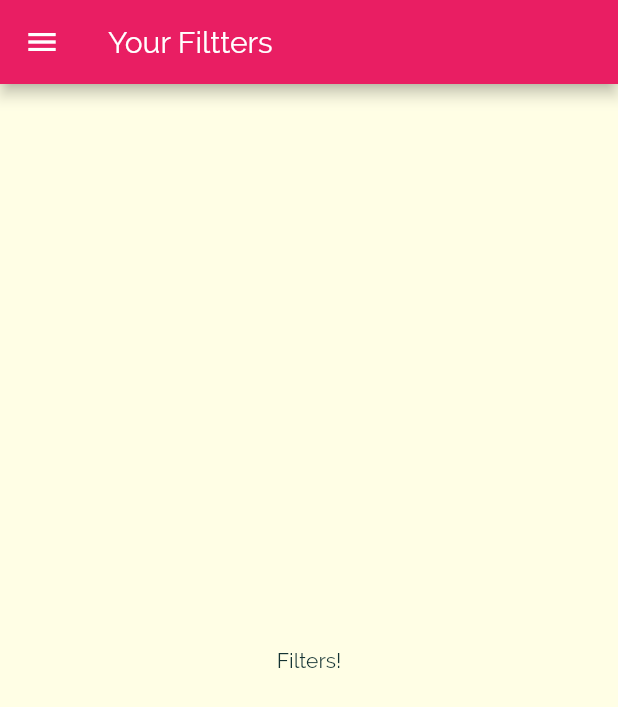
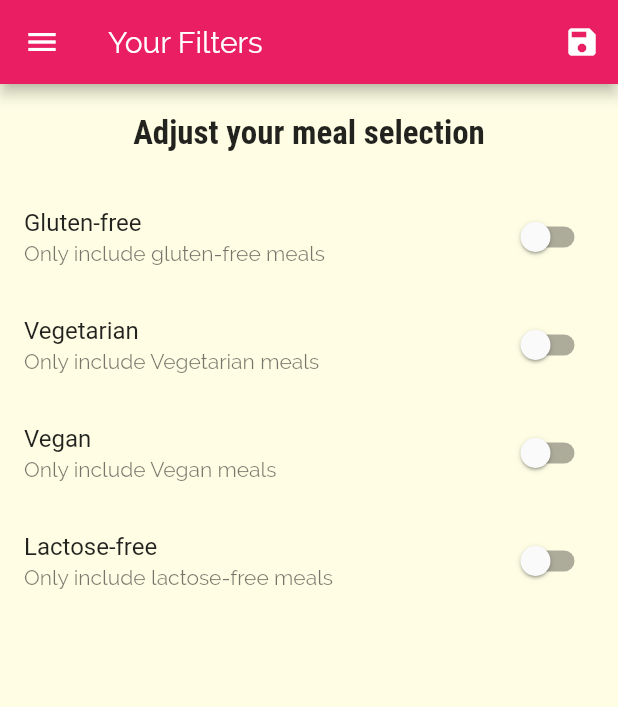
Before and after one commit to robelseyoum/Meal-App-Flutter, a Flutter app: the FiltersScreen screen opened by its route, on a phone screen of 412 x 824 dp. Shown: the top 707 px of the screen. Run offline on Flutter 3.47's test engine with Material 2 defaults, Android fonts, the phone set to English and light mode, and no system bars.

Commit message:
filter the meals feature done

```diff
--- a/lib/main.dart
+++ b/lib/main.dart
@@ -1,4 +1,6 @@
 import 'package:flutter/material.dart';
+import 'package:meal_shop/dummy_data.dart';
+import 'package:meal_shop/models/meal.dart';
 import 'package:meal_shop/screens/category_meals_detial_screen.dart';
 import 'package:meal_shop/screens/filiters_screen.dart';
 import 'package:meal_shop/screens/meal_detail_screen.dart';
@@ -10,8 +12,52 @@ void main() {
   runApp(MyApp());
 }
 
-class MyApp extends StatelessWidget {
+class MyApp extends StatefulWidget {
   // This widget is the root of your application.
+  @override
+  _MyAppState createState() => _MyAppState();
+}
+
+class _MyAppState extends State<MyApp> {
+
+  List<Meal> _availableMeals = DUMMY_MEALS;
+
+  Map<String, bool> _filters = {
+    'gluten': false,
+    'lactose': false,
+    'vegan': false,
+    'vegetarian': false,
+  };
+  //we have to pass false if don't want to include certain item in the new generated list
+  void _setFilters(Map<String, bool> filterData){
+    setState(() {
+      _filters = filterData;
+
+      _availableMeals = DUMMY_MEALS.where((meal) {
+
+        if(_filters['gluten'] && !meal.isGlutenFree){
+          return false;
+        }
+
+        if(_filters['lactose'] && !meal.isGlutenFree){
+          return false;
+        }
+
+        if(_filters['vegan'] && !meal.isGlutenFree){
+          return false;
+        }
+
+        if(_filters['vegetarian'] && !meal.isGlutenFree){
+          return false;
+        }
+
+        return true;
+
+      }).toList();
+    });
+  }
+
+
   @override
   Widget build(BuildContext context) {
     return MaterialApp(
@@ -39,9 +85,9 @@ class MyApp extends StatelessWidget {
       initialRoute: '/',
       routes: {
         '/': (context) => TabsScreen(),
-        CategoryMealsScreen.routeName: (cxt) => CategoryMealsScreen(),
+        CategoryMealsScreen.routeName: (cxt) => CategoryMealsScreen(_availableMeals),
         MealDetailScreen.routeName: (cxt) => MealDetailScreen(),
-        FiltersScreen.routeName: (ctx) => FiltersScreen(),
+        FiltersScreen.routeName: (ctx) => FiltersScreen(_filters, _setFilters),
       },
       onUnknownRoute: (settings){
         return MaterialPageRoute(builder: (ctx) => CategoriesScreen());
--- a/lib/screens/category_meals_detial_screen.dart
+++ b/lib/screens/category_meals_detial_screen.dart
@@ -1,10 +1,12 @@
 import 'package:flutter/material.dart';
 import 'package:meal_shop/models/meal.dart';
 import 'package:meal_shop/widgets/meal_item.dart';
-import '../dummy_data.dart';
 
 class CategoryMealsScreen extends StatefulWidget {
   static const routeName = '/category-meals';
+  final List<Meal> availableMeals;
+
+  CategoryMealsScreen(this.availableMeals);
 
   @override
   _CategoryMealsScreenState createState() => _CategoryMealsScreenState();
@@ -29,7 +31,7 @@ class _CategoryMealsScreenState extends State<CategoryMealsScreen> {
       ModalRoute.of(context).settings.arguments as Map<String, String>;
       categoryTitle = routeArgs['title'];
       final categoryId = routeArgs['id'];
-      displayedMeals = DUMMY_MEALS.where((meal) {
+      displayedMeals = widget.availableMeals.where((meal) {
         return meal.categories.contains(categoryId);
       }).toList();
       _loadedInitData = true;
--- a/lib/screens/filiters_screen.dart
+++ b/lib/screens/filiters_screen.dart
@@ -1,18 +1,127 @@
 import 'package:flutter/material.dart';
 import 'package:meal_shop/widgets/main_drawer.dart';
 
-class FiltersScreen extends StatelessWidget {
+class FiltersScreen extends StatefulWidget {
   static const routeName = '/filters';
+
+  final Function saveFilters;
+  final Map<String, bool> currentFilter;
+
+  FiltersScreen(this.currentFilter, this.saveFilters);
+
+  @override
+  _FiltersScreenState createState() => _FiltersScreenState();
+}
+
+class _FiltersScreenState extends State<FiltersScreen> {
+  var _glutenFree = false;
+  var _vegetarian = false;
+  var _vegan = false;
+  var _lactoseFree = false;
+
+  @override
+  initState(){
+    _glutenFree = widget.currentFilter['gluten'];
+    _vegetarian = widget.currentFilter['vegetarian'];
+    _vegan = widget.currentFilter['vegan'];
+    _lactoseFree = widget.currentFilter['lactose'];
+    super.initState();
+  }
+
+  Widget _buildSwitchListTitle(
+    String title,
+    String description,
+    bool currentValue,
+    Function updateValue,
+  ) {
+    return SwitchListTile(
+        title: Text(title),
+        value: currentValue,
+        subtitle: Text(description),
+        onChanged: updateValue);
+  }
 
   @override
   Widget build(BuildContext context) {
     return Scaffold(
       appBar: AppBar(
-        title: Text('Your Filtters'),
+        title: Text('Your Filters'),
+        actions: [
+          IconButton(
+            icon: Icon(Icons.save),
+            onPressed: () {
+              final selectedFilters = {
+                'gluten': _glutenFree,
+                'lactose': _lactoseFree,
+                'vegan': _vegan,
+                'vegetarian': _vegetarian,
+              };
+              widget.saveFilters(selectedFilters);
+            },
+          )
+        ],
       ),
       drawer: MainDrawer(),
-      body: Center(
-        child: Text('Filters!'),
+      body: Column(
+        children: [
+          Container(
+            padding: EdgeInsets.all(20),
+            child: Text(
+              'Adjust your meal selection',
+              style: Theme.of(context).textTheme.title,
+            ),
+          ),
+          Expanded(
+            child: ListView(
+              children: [
+                ////
+                _buildSwitchListTitle(
+                  'Gluten-free',
+                  'Only include gluten-free meals',
+                  _glutenFree,
+                  (newValue) {
+                    setState(() {
+                      _glutenFree = newValue;
+                    });
+                  },
+                ),
+                //
+                _buildSwitchListTitle(
+                  'Vegetarian',
+                  'Only include Vegetarian meals',
+                  _vegetarian,
+                  (newValue) {
+                    setState(() {
+                      _vegetarian = newValue;
+                    });
+                  },
+                ),
+                //
+                _buildSwitchListTitle(
+                  'Vegan',
+                  'Only include Vegan meals',
+                  _vegan,
+                  (newValue) {
+                    setState(() {
+                      _vegan = newValue;
+                    });
+                  },
+                ),
+                //
+                _buildSwitchListTitle(
+                  'Lactose-free',
+                  'Only include lactose-free meals',
+                  _lactoseFree,
+                  (newValue) {
+                    setState(() {
+                      _lactoseFree = newValue;
+                    });
+                  },
+                ),
+              ],
+            ),
+          ),
+        ],
       ),
     );
   }
```
